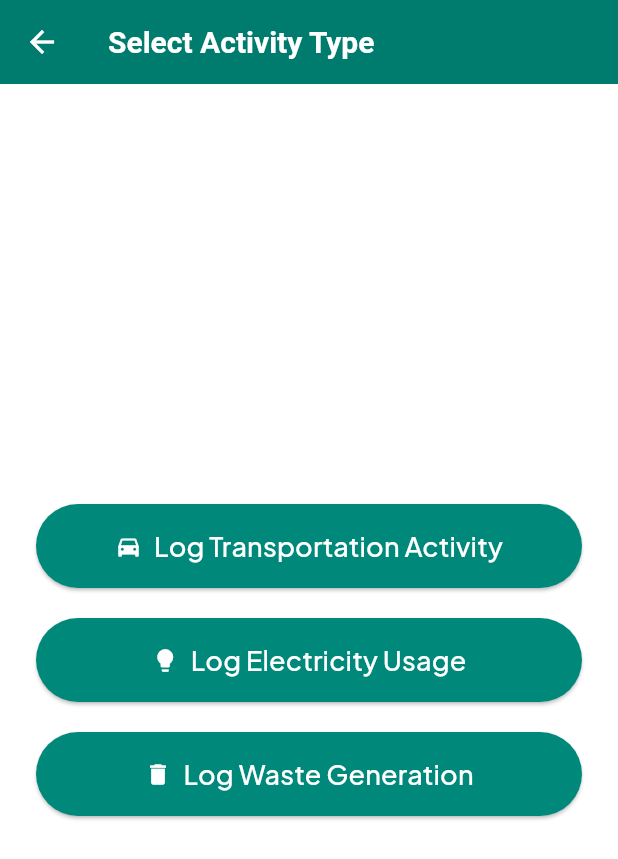
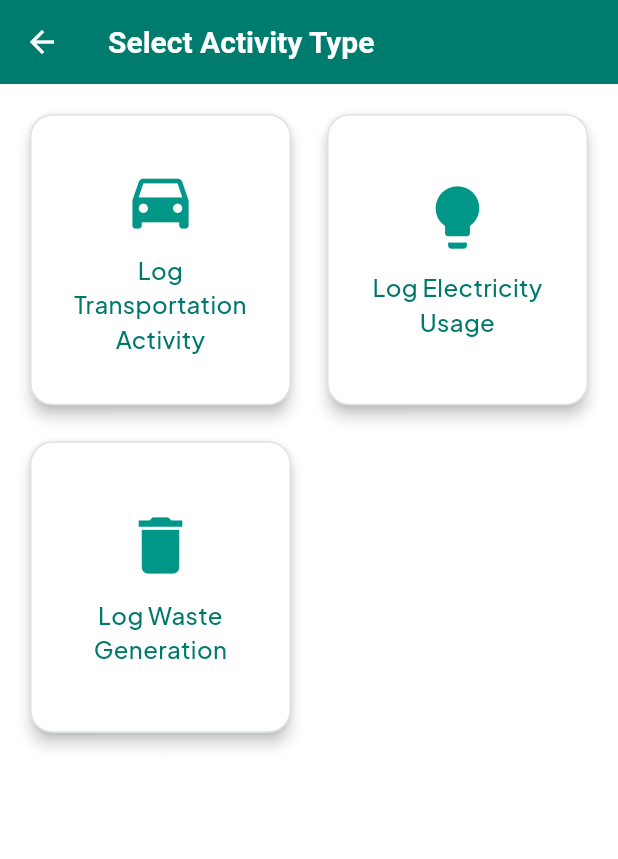
Before and after one commit to Dayana-K-H/EcoTrack-App, a Flutter app: the CarbonLogView screen opened by its route, on a phone screen of 412 x 824 dp. Shown: the top 859 px of the screen. Run offline on Flutter 3.47's test engine with Material 3 defaults, Android fonts, the phone set to English and light mode, and no system bars; our stand-ins replace firebase_auth, firebase_core, flutter_dotenv, font_awesome_flutter, google_sign_in, supabase_flutter; missing offline and left inert: flutter_secure_dotenv; accounts and stored records are empty; statements that could not run were skipped.

Commit message:
feat: Enhance CarbonLogView design

```diff
--- a/lib/views/carbon_log_view.dart
+++ b/lib/views/carbon_log_view.dart
@@ -14,14 +14,15 @@ class CarbonLogView extends StatelessWidget {
       appBar: AppBar(
         title: const Text('Select Activity Type'),
       ),
-      body: Center(
-        child: Padding(
-          padding: const EdgeInsets.all(24.0),
-          child: Column(
-            mainAxisAlignment: MainAxisAlignment.center,
-            crossAxisAlignment: CrossAxisAlignment.stretch,
+      body: Padding(
+        padding: const EdgeInsets.all(16.0),
+        child: GridView.count(
+          crossAxisCount: 2,
+          crossAxisSpacing: 16.0,
+          mainAxisSpacing: 16.0,
+          childAspectRatio: 0.9,
           children: [
-              _buildActivityTypeButton(
+            _buildActivityTypeGridItem(
               context,
               theme: theme,
               icon: Icons.directions_car,
@@ -37,8 +38,7 @@ class CarbonLogView extends StatelessWidget {
                 }
               },
             ),
-              const SizedBox(height: 20),
-              _buildActivityTypeButton(
+            _buildActivityTypeGridItem(
               context,
               theme: theme,
               icon: Icons.lightbulb,
@@ -54,8 +54,7 @@ class CarbonLogView extends StatelessWidget {
                 }
               },
             ),
-              const SizedBox(height: 20),
-              _buildActivityTypeButton(
+            _buildActivityTypeGridItem(
               context,
               theme: theme,
               icon: Icons.delete,
@@ -74,18 +73,40 @@ class CarbonLogView extends StatelessWidget {
           ],
         ),
       ),
+    );
+  }
+
+  Widget _buildActivityTypeGridItem(BuildContext context, {required ThemeData theme, required IconData icon, required String text, required VoidCallback onPressed}) {
+    return Card(
+      elevation: 4,
+      shape: RoundedRectangleBorder(
+        borderRadius: BorderRadius.circular(15),
+      ),
+      clipBehavior: Clip.antiAlias,
+      child: InkWell(
+        onTap: onPressed,
+        splashColor: Colors.teal.withOpacity(0.2),
+        child: Container(
+          padding: const EdgeInsets.all(16),
+          decoration: BoxDecoration(
+            color: Colors.white,
+            borderRadius: BorderRadius.circular(15),
+            border: Border.all(color: Colors.grey.shade300, width: 1),
+          ),
+          child: Column(
+            mainAxisAlignment: MainAxisAlignment.center,
+            children: [
+              Icon(icon, color: theme.primaryColor, size: 50),
+              const SizedBox(height: 10),
+              Text(
+                text,
+                textAlign: TextAlign.center,
+                style: TextStyle(fontSize: 16, color: theme.primaryColorDark, fontWeight: FontWeight.w500),
+              ),
+            ],
+          ),
+        ),
       ),
     );
   }
-
-  Widget _buildActivityTypeButton(BuildContext context, {required ThemeData theme, required IconData icon, required String text, required VoidCallback onPressed}) {
-    return ElevatedButton.icon(
-      icon: Icon(icon, color: Colors.white),
-      label: Text(
-        text,
-        style: const TextStyle(fontSize: 18, color: Colors.white),
-      ),
-      onPressed: onPressed,
-    );
 }
-}
```
Also changed, not shown: 4 other files. Lines whose indentation alone changed are shown as unchanged.
